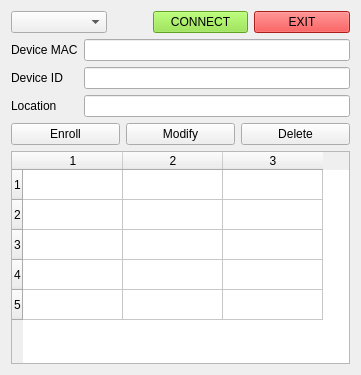
Before: the Qt Designer form widget.ui in metalnom/Cpp_QtSensorBoardEnroll, drawn with Qt 5.
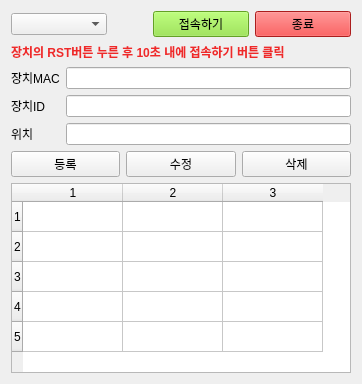
After: the same form once the commit is applied.

Diff of the .ui file:
```diff
--- a/widget.ui
+++ b/widget.ui
@@ -6,8 +6,8 @@
    <rect>
     <x>0</x>
     <y>0</y>
-    <width>361</width>
-    <height>375</height>
+    <width>362</width>
+    <height>384</height>
    </rect>
   </property>
   <property name="windowTitle">
@@ -461,7 +461,7 @@
         </palette>
        </property>
        <property name="text">
-        <string>CONNECT</string>
+        <string>접속하기</string>
        </property>
       </widget>
      </item>
@@ -929,12 +929,62 @@
         </palette>
        </property>
        <property name="text">
-        <string>EXIT</string>
+        <string>종료</string>
        </property>
       </widget>
      </item>
     </layout>
    </item>
+   <item>
+    <widget class="QLabel" name="label">
+     <property name="palette">
+      <palette>
+       <active>
+        <colorrole role="WindowText">
+         <brush brushstyle="SolidPattern">
+          <color alpha="255">
+           <red>239</red>
+           <green>41</green>
+           <blue>41</blue>
+          </color>
+         </brush>
+        </colorrole>
+       </active>
+       <inactive>
+        <colorrole role="WindowText">
+         <brush brushstyle="SolidPattern">
+          <color alpha="255">
+           <red>239</red>
+           <green>41</green>
+           <blue>41</blue>
+          </color>
+         </brush>
+        </colorrole>
+       </inactive>
+       <disabled>
+        <colorrole role="WindowText">
+         <brush brushstyle="SolidPattern">
+          <color alpha="255">
+           <red>190</red>
+           <green>190</green>
+           <blue>190</blue>
+          </color>
+         </brush>
+        </colorrole>
+       </disabled>
+      </palette>
+     </property>
+     <property name="font">
+      <font>
+       <weight>75</weight>
+       <bold>true</bold>
+      </font>
+     </property>
+     <property name="text">
+      <string>장치의 RST버튼 누른 후 10초 내에 접속하기 버튼 클릭</string>
+     </property>
+    </widget>
+   </item>
    <item>
     <layout class="QVBoxLayout" name="verticalLayout_3">
      <item>
@@ -944,21 +994,21 @@
          <item>
           <widget class="QLabel" name="lb_mac">
            <property name="text">
-            <string>Device MAC</string>
+            <string>장치MAC</string>
            </property>
           </widget>
          </item>
          <item>
           <widget class="QLabel" name="lb_id">
            <property name="text">
-            <string>Device ID</string>
+            <string>장치ID</string>
            </property>
           </widget>
          </item>
          <item>
           <widget class="QLabel" name="lb_loc">
            <property name="text">
-            <string>Location</string>
+            <string>위치</string>
            </property>
           </widget>
          </item>
@@ -984,21 +1034,21 @@
        <item>
         <widget class="QPushButton" name="pb_enr">
          <property name="text">
-          <string>Enroll</string>
+          <string>등록</string>
          </property>
         </widget>
        </item>
        <item>
         <widget class="QPushButton" name="pb_mod">
          <property name="text">
-          <string>Modify</string>
+          <string>수정</string>
          </property>
         </widget>
        </item>
        <item>
         <widget class="QPushButton" name="pb_del">
          <property name="text">
-          <string>Delete</string>
+          <string>삭제</string>
          </property>
         </widget>
        </item>
```
Left out of the diff: 8 changed lines with no effect on the pictures.
